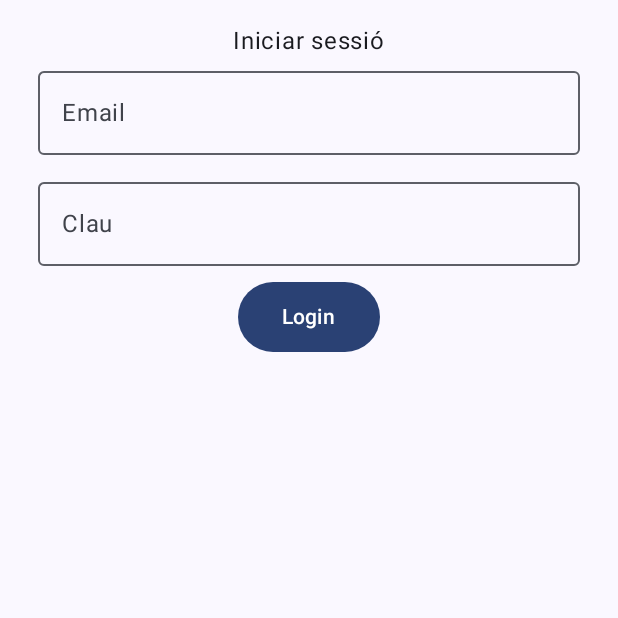
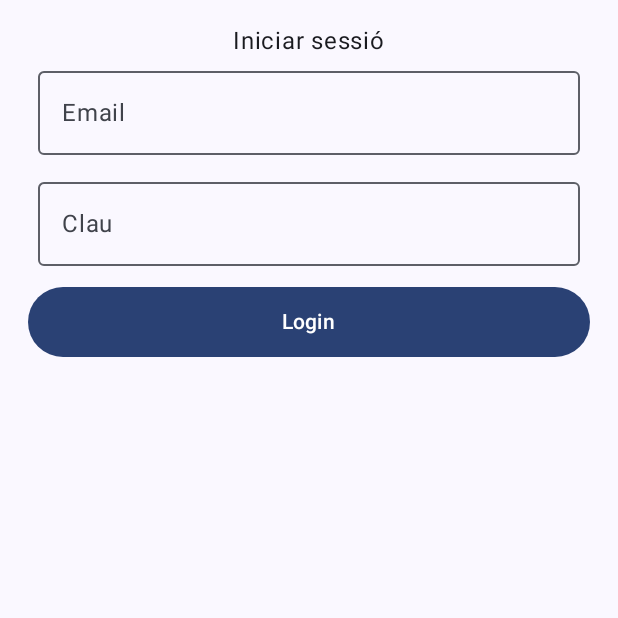
Before and after one commit to SectionOne/JetpackComposeApp, an Android app built with Jetpack Compose: the screen it shows after launch (MainActivity), after a tap on "Zona Privada", on a phone screen of 412 x 824 dp, the top half of it. Run offline under Robolectric (Android 15) with nearby library versions, the phone set to English and light mode, and no system bars.

Commit message:
Codi JC40 - Botò de submit del login millorant el disseny

```diff
--- a/app/src/main/java/es/cibernarium/jetpackcomposeapp/pantalles/LoginScreen.kt
+++ b/app/src/main/java/es/cibernarium/jetpackcomposeapp/pantalles/LoginScreen.kt
@@ -5,6 +5,7 @@ import androidx.compose.foundation.layout.Column
 import androidx.compose.foundation.layout.fillMaxSize
 import androidx.compose.foundation.layout.fillMaxWidth
 import androidx.compose.foundation.layout.padding
+import androidx.compose.foundation.shape.CircleShape
 import androidx.compose.foundation.text.KeyboardOptions
 import androidx.compose.material.icons.Icons
 import androidx.compose.material.icons.filled.Visibility
@@ -96,7 +97,13 @@ fun UserForm(
 fun SubmitButton(
     textId: String
 ) {
-    Button(onClick = {}){
+    Button(onClick = {
+        },
+        modifier = Modifier
+            .padding(3.dp)
+            .fillMaxWidth(),
+        shape = CircleShape
+    ){
         Text(text = textId,
             modifier = Modifier
                 .padding(5.dp)
```
